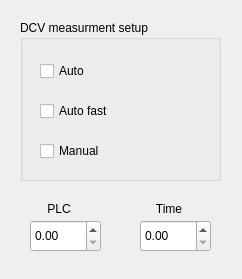
This is measSetupDC.ui in is4rk/Fluke8588A-pyvisa as Qt 5 draws it before an edit. The edited form follows.
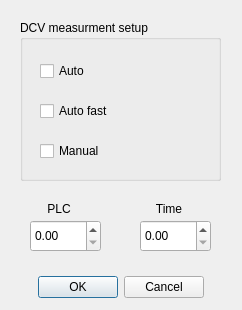
This is the edited form.

Commit message: fixed DCV mes setup, and DCV init

What changed in the file:
```diff
--- a/measSetupDC.ui
+++ b/measSetupDC.ui
@@ -7,7 +7,7 @@
     <x>0</x>
     <y>0</y>
     <width>242</width>
-    <height>279</height>
+    <height>310</height>
    </rect>
   </property>
   <property name="windowTitle">
@@ -132,6 +132,19 @@
     <set>Qt::AlignmentFlag::AlignCenter</set>
    </property>
   </widget>
+  <widget class="QDialogButtonBox" name="buttonBox">
+   <property name="geometry">
+    <rect>
+     <x>30</x>
+     <y>270</y>
+     <width>174</width>
+     <height>34</height>
+    </rect>
+   </property>
+   <property name="standardButtons">
+    <set>QDialogButtonBox::StandardButton::Cancel|QDialogButtonBox::StandardButton::Ok</set>
+   </property>
+  </widget>
  </widget>
  <resources/>
  <connections/>
```
Left out of the diff: 2 changed lines with no effect on the pictures. The commit also changes 4 other files.
